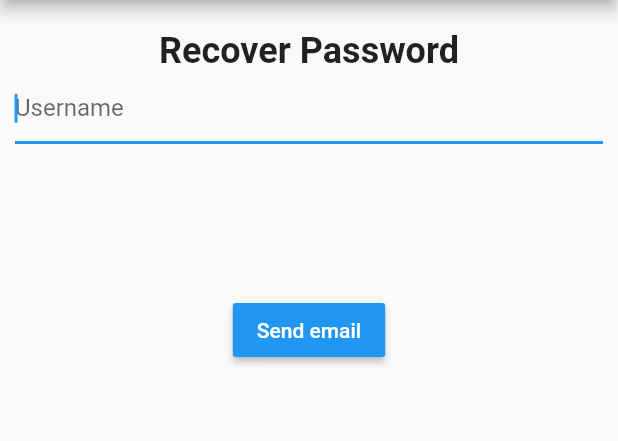
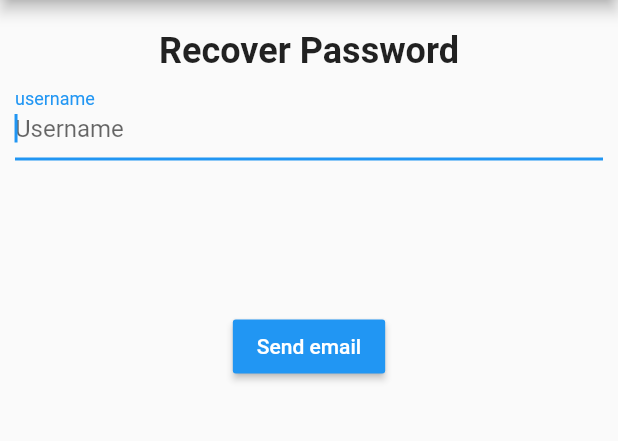
Before and after one commit to teamcodingmobile/discourse-flutter, a Flutter app: the LoginPage screen opened by its route, after a tap on "Login", after a tap on "Forgot your password ?", on a phone screen of 412 x 824 dp, the part 84-525 px from its top. Run offline on Flutter 3.47's test engine with Material 2 defaults, Android fonts, the phone set to English and light mode, and no system bars.

Commit message:
Cambios de última hora. Adaptadas las vistas para Android y iOs, vertical y horizontal

```diff
--- a/lib/src/pages/forgot_page.dart
+++ b/lib/src/pages/forgot_page.dart
@@ -39,6 +39,27 @@ class _ForgotPageState extends State<ForgotPage> {
 
   Future<ResetResponse> _futureResetResponse;
 
+  GlobalKey<FormState> _formKey = GlobalKey();
+  // ignore: unused_field
+  String _username = '';
+
+  _submit() {
+    final bool isValid = _formKey.currentState.validate();
+    if (isValid && _username == 'gestionarlaweb' || _username == 'admin') {
+      setState(() {
+        _futureResetResponse = resetPassword(userController.text);
+      });
+    }
+  }
+
+  String _validateUsername(String username) {
+    if (username.isNotEmpty && username.length > 3) {
+      _username = username;
+      return null;
+    }
+    return "invalid username";
+  }
+
   @override
   Widget build(BuildContext context) {
     return Scaffold(
@@ -54,26 +75,31 @@ class _ForgotPageState extends State<ForgotPage> {
       ),
       body: Stack(
         children: [
-          //BarDesing(),
-          Padding(
-            padding:
-                const EdgeInsets.symmetric(horizontal: 10.0, vertical: 20.0),
+          SingleChildScrollView(
+            child: Container(
+              child: Padding(
+                padding: const EdgeInsets.symmetric(
+                    horizontal: 10.0, vertical: 20.0),
                 child: Container(
                   child: (_futureResetResponse == null)
-                  ? Column(
-                      children: [
+                      ? Form(
+                          key: _formKey,
+                          child: Column(
+                            children: <Widget>[
                               Text(
                                 'Recover Password',
                                 style: TextStyle(
-                              fontSize: 24.0, fontWeight: FontWeight.bold),
+                                    fontSize: 24.0,
+                                    fontWeight: FontWeight.bold),
                               ),
-                        TextField(
-                          // controller de textField
+                              TextFormField(
                                 controller: userController,
-
                                 autofocus: true,
                                 textCapitalization: TextCapitalization.none,
-                          decoration: InputDecoration(hintText: 'Username'),
+                                decoration: InputDecoration(
+                                    hintText: 'Username',
+                                    labelText: 'username'),
+                                validator: _validateUsername,
                               ),
                               Padding(
                                 padding: const EdgeInsets.only(top: 100.0),
@@ -88,8 +114,7 @@ class _ForgotPageState extends State<ForgotPage> {
                                         ),
                                         color: Colors.blue,
                                         onPressed: () => {
-                                    _futureResetResponse =
-                                        resetPassword(userController.text),
+                                          _submit(),
                                         },
                                       ),
                                     ],
@@ -97,6 +122,7 @@ class _ForgotPageState extends State<ForgotPage> {
                                 ),
                               ),
                             ],
+                          ),
                         )
                       : FutureBuilder<ResetResponse>(
                           future: _futureResetResponse,
@@ -109,6 +135,8 @@ class _ForgotPageState extends State<ForgotPage> {
 
                             return CircularProgressIndicator();
                           },
+                        ),
+                ),
               ),
             ),
           ),
--- a/lib/src/pages/login_page.dart
+++ b/lib/src/pages/login_page.dart
@@ -114,33 +114,21 @@ class _LoginPageState extends State<LoginPage> {
                             _submit(),
                           },
                         ),
-                        Container(
-                          child: Padding(
-                            padding:
-                                const EdgeInsets.only(left: 110.0, top: 120),
-                            child: Column(
+                        Padding(
+                          padding: const EdgeInsets.all(30.0),
+                          child: Container(
+                            child: Row(
+                              mainAxisAlignment: MainAxisAlignment.center,
                               children: [
-                                Row(
-                                  children: [
-                                    Container(
-                                      child: Padding(
-                                        padding:
-                                            const EdgeInsets.only(left: 8.0),
-                                        child: Container(
-                                          child: GestureDetector(
-                                            onTap: () => Navigator.pushNamed(
-                                                context, 'forgot'),
+                                GestureDetector(
+                                  onTap: () =>
+                                      Navigator.pushNamed(context, 'forgot'),
                                   child: Text(
                                     'Forgot your password ?',
                                     style: TextStyle(
                                         fontSize: 14.0,
                                         fontWeight: FontWeight.bold),
                                   ),
-                                          ),
-                                        ),
-                                      ),
-                                    ),
-                                  ],
                                 ),
                               ],
                             ),
```
Also changed, not shown: lib/src/pages/create_account_page.dart (+5 -2 lines), lib/src/pages/home_page.dart (+24 -13 lines). Lines whose indentation alone changed are shown as unchanged.
